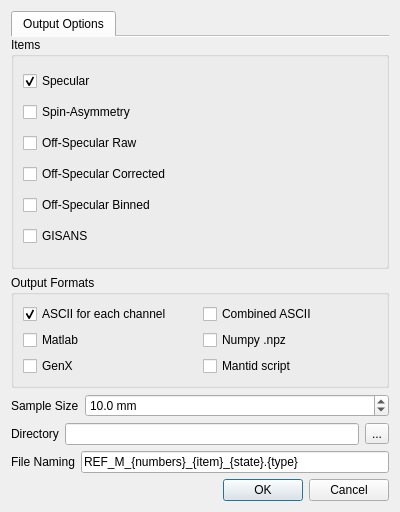
First picture: the form in designer/ui_reduce_dialog.ui, repository neutrons/reflectivity_ui, before the edit.
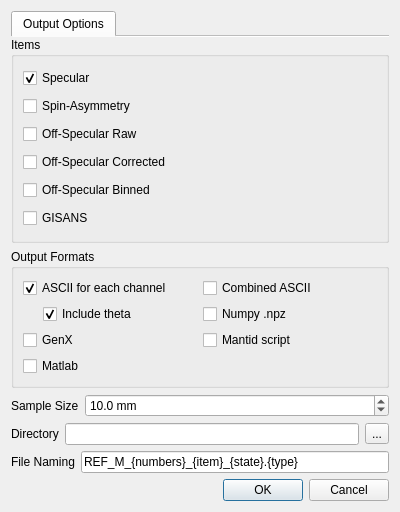
Second picture: the form after the edit. Icons and pictures are not drawn.

```diff
--- a/designer/ui_reduce_dialog.ui
+++ b/designer/ui_reduce_dialog.ui
@@ -120,13 +120,6 @@
             </property>
            </widget>
           </item>
-          <item row="1" column="0">
-           <widget class="QCheckBox" name="matlab">
-            <property name="text">
-             <string>Matlab</string>
-            </property>
-           </widget>
-          </item>
           <item row="1" column="1">
            <widget class="QCheckBox" name="numpy">
             <property name="text">
@@ -148,6 +141,46 @@
             </property>
            </widget>
           </item>
+          <item row="3" column="0">
+           <widget class="QCheckBox" name="matlab">
+            <property name="text">
+             <string>Matlab</string>
+            </property>
+           </widget>
+          </item>
+          <item row="1" column="0">
+           <layout class="QHBoxLayout" name="horizontalLayout">
+            <item>
+             <spacer name="horizontalSpacer_2">
+              <property name="orientation">
+               <enum>Qt::Horizontal</enum>
+              </property>
+              <property name="sizeType">
+               <enum>QSizePolicy::Fixed</enum>
+              </property>
+              <property name="sizeHint" stdset="0">
+               <size>
+                <width>20</width>
+                <height>20</height>
+               </size>
+              </property>
+             </spacer>
+            </item>
+            <item>
+             <widget class="QCheckBox" name="five_cols_checkbox">
+              <property name="toolTip">
+               <string>Include the scattering angle as the last column of the ASCII file</string>
+              </property>
+              <property name="text">
+               <string>Include theta</string>
+              </property>
+              <property name="checked">
+               <bool>true</bool>
+              </property>
+             </widget>
+            </item>
+           </layout>
+          </item>
          </layout>
         </widget>
        </item>
```
Left out of the diff: 15 changed lines with no effect on the pictures.
